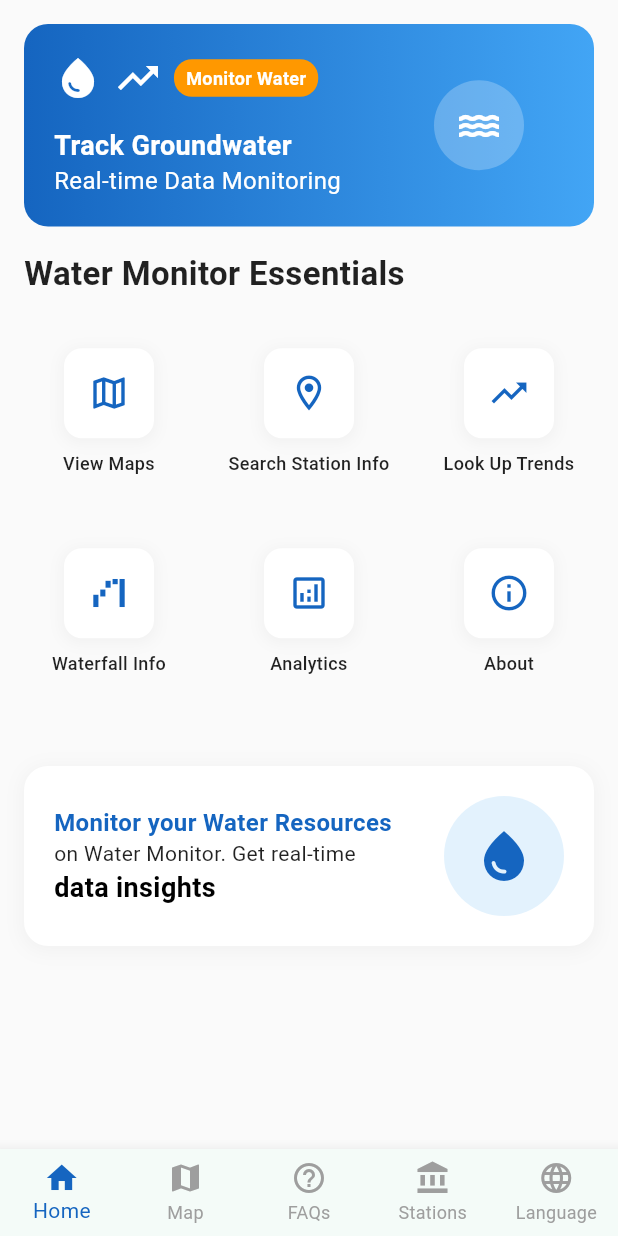
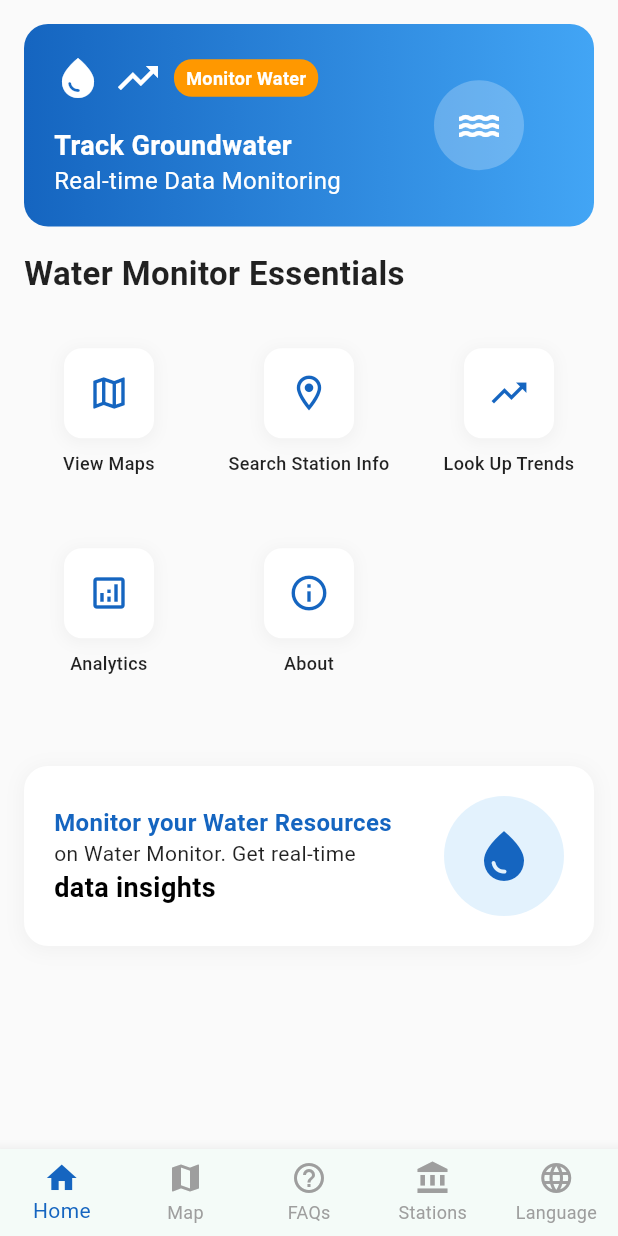
Before and after one commit to yash2607-del/DWLR_PROJECT, a Flutter app: the screen it shows after launch, on a phone screen of 412 x 824 dp. Run offline on Flutter 3.47's test engine with Material 3 defaults, Android fonts, the phone set to English and light mode, and no system bars; our stand-ins replace fl_chart, flutter_map, latlong2.

Commit message:
removed waterfall info

```diff
--- a/lib/screens/home_screen.dart
+++ b/lib/screens/home_screen.dart
@@ -241,11 +241,7 @@ class _HomeScreenState extends State<HomeScreen> {
                           label: "Look Up Trends",
                           onTap: () => Navigator.pushNamed(context, '/charts'),
                         ),
-                        _buildEssentialItem(
-                          icon: Icons.waterfall_chart_outlined,
-                          label: "Waterfall Info",
-                          onTap: () => Navigator.pushNamed(context, '/about'),
-                        ),
+
                         _buildEssentialItem(
                           icon: Icons.analytics_outlined,
                           label: "Analytics",
```
